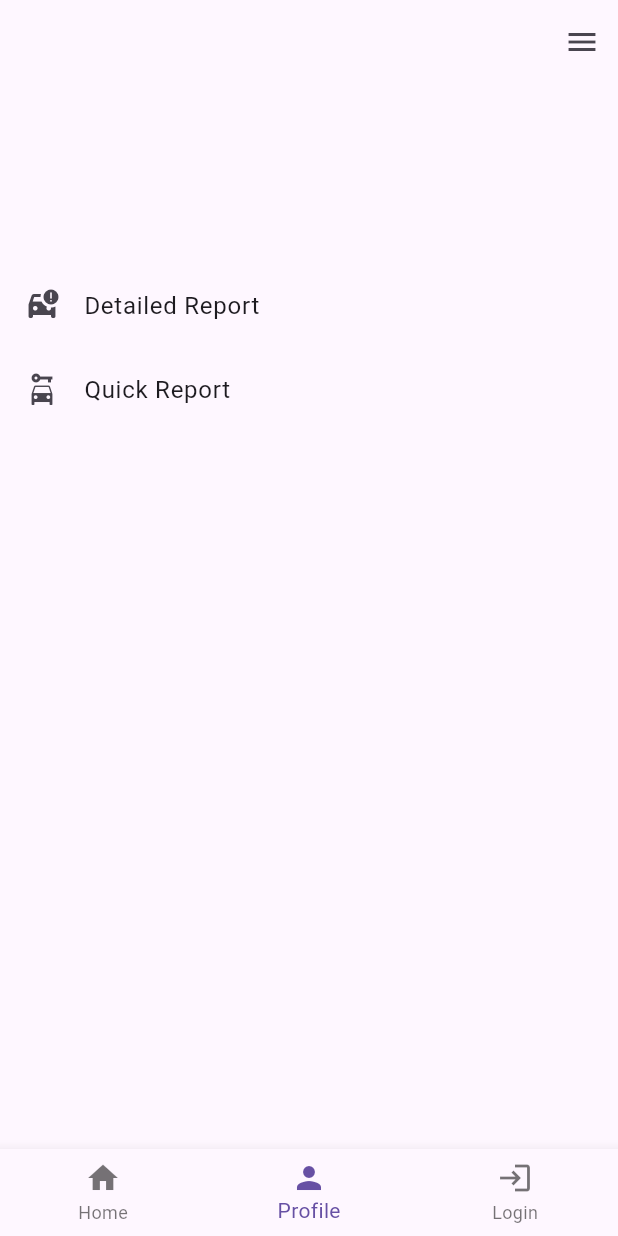
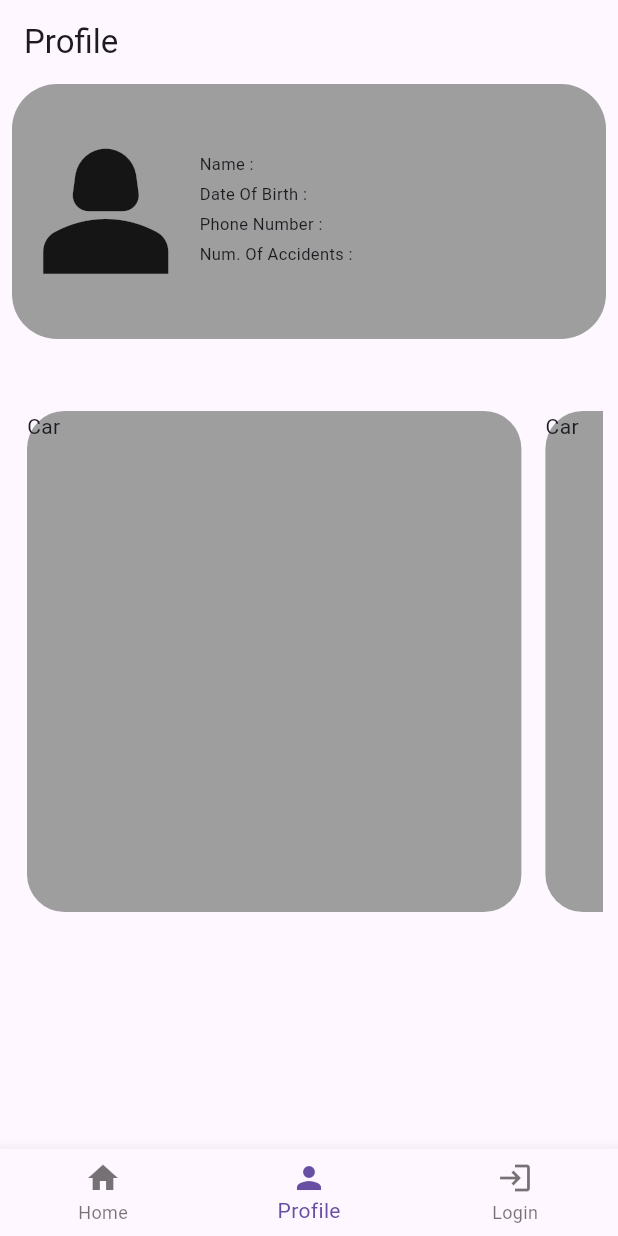
Before and after one commit to Amrs03/Krooka, a Flutter app: the screen it shows after launch, item 2 of the bottom bar chosen, on a phone screen of 412 x 824 dp. Run offline on Flutter 3.47's test engine with Material 3 defaults, Android fonts, the phone set to English and light mode, and no system bars; our stand-ins replace supabase_flutter; accounts and stored records are empty.

Commit message:
First Version of profile page

```diff
--- a/lib/HomePage.dart
+++ b/lib/HomePage.dart
@@ -1,4 +1,5 @@
 import 'package:flutter/material.dart';
+import 'myVehicles.dart';
 import 'globalVariables.dart';
 import 'reportAccidents.dart';
 import 'registerPage.dart';
@@ -35,7 +36,7 @@ class _MyHomePageState extends State<MyHomePage> {
     //homepage
     MyHomePage(),
     //profile
-    reportAccidents(),
+    MyVehicles(),
     //setings
     SignInPage(),
     //toDoPage()
--- a/lib/myVehicles.dart
+++ b/lib/myVehicles.dart
@@ -0,0 +1,95 @@
+import 'package:flutter/material.dart';
+
+class MyVehicles extends StatefulWidget {
+  const MyVehicles({super.key});
+
+
+  @override
+  State<MyVehicles> createState() => _MyWidgetState();
+}
+
+class _MyWidgetState extends State<MyVehicles> {
+  int MyitemCount = 4;
+
+  @override
+  Widget build(BuildContext context) {
+    return Scaffold(
+      appBar: AppBar(
+        title: Text("Profile"),
+      ),
+      body: ListView(
+        children: [
+          Container(
+            height: 170,
+            margin: EdgeInsets.symmetric(horizontal: 8),
+            decoration: BoxDecoration(
+              color: Colors.grey,
+              borderRadius: BorderRadius.circular(30)
+
+            ),
+            child: Row(
+              children: [
+                Icon(Icons.person_2 , size: 125,),
+                Column(
+                  mainAxisAlignment: MainAxisAlignment.center,
+                  crossAxisAlignment: CrossAxisAlignment.start,
+                  children: [
+                    Padding(
+                      padding: const EdgeInsets.only(bottom: 4.0),
+                      child: Text("Name : " , style: TextStyle(fontSize: 11),),
+                    ),
+                    Padding(
+                      padding: const EdgeInsets.only(bottom: 4.0),
+                      child: Text("Date Of Birth : ",style: TextStyle(fontSize: 11),),
+                    ),
+                    Padding(
+                      padding: const EdgeInsets.only(bottom: 4.0),
+                      child: Text("Phone Number : " ,style: TextStyle(fontSize: 11),),
+                    ),
+                    Padding(
+                      padding: const EdgeInsets.only(bottom: 4.0),
+                      child: Text("Num. Of Accidents : " ,style: TextStyle(fontSize: 11),),
+                    ),
+                  ],
+                ),
+
+              ],
+            ),
+
+          ),
+
+          SizedBox(
+            height: 30,
+          ),
+
+          // Container(
+          //   height: 100,
+          //   color: Colors.black,
+          // ),
+          Container(
+            margin: EdgeInsets.all(10),
+            height: 350,
+            child: Expanded(
+              child:ListView.builder(
+                itemCount: MyitemCount+1,
+                scrollDirection: Axis.horizontal,
+                itemBuilder: (context, index) => Container(
+                  child: MyitemCount == index ? Center(child:ElevatedButton(onPressed: (){print("Adding a car");}, child: Icon(Icons.add, size: 50, color: Colors.grey,)), ):Text("Car"),
+                  width:MediaQuery.sizeOf(context).width*0.8,
+                  margin: EdgeInsets.all(8),
+                  decoration: BoxDecoration(
+                    color: Colors.grey,
+                    borderRadius: BorderRadius.circular(25)
+
+                  ),
+
+                ),
+
+              ) ),
+
+          ),
+        ],
+      )
+    );
+  }
+}
```
